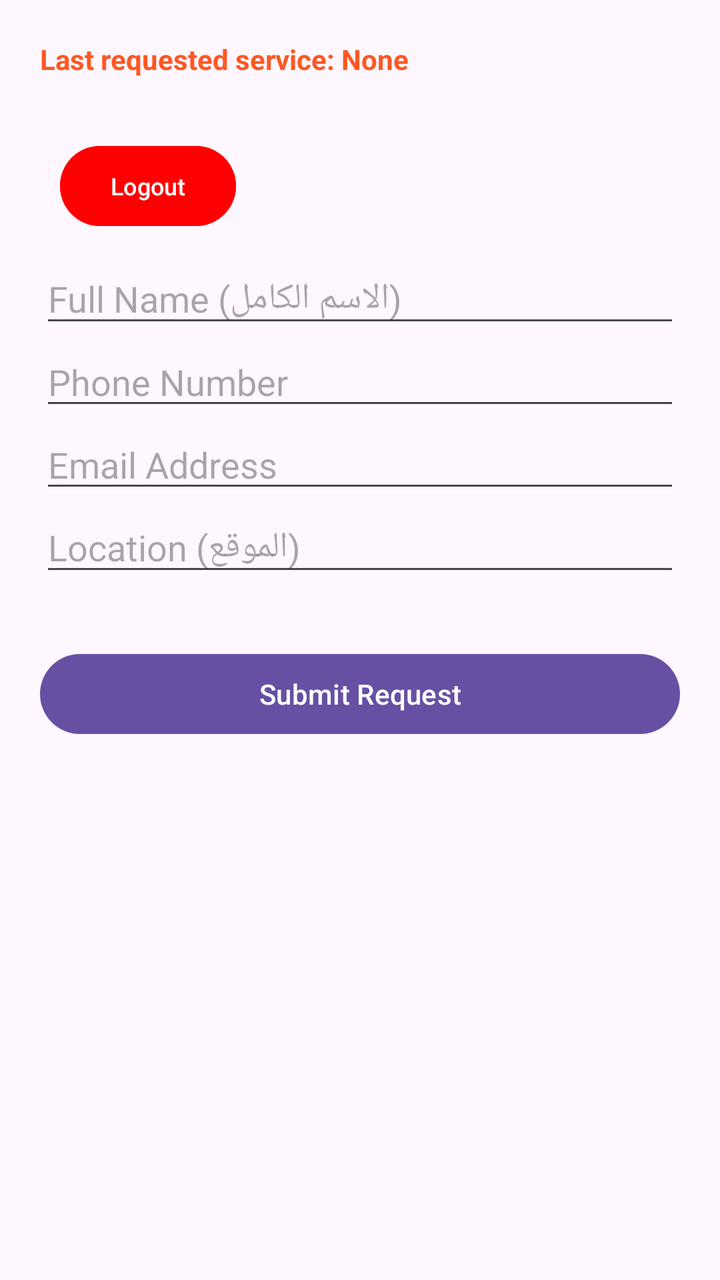
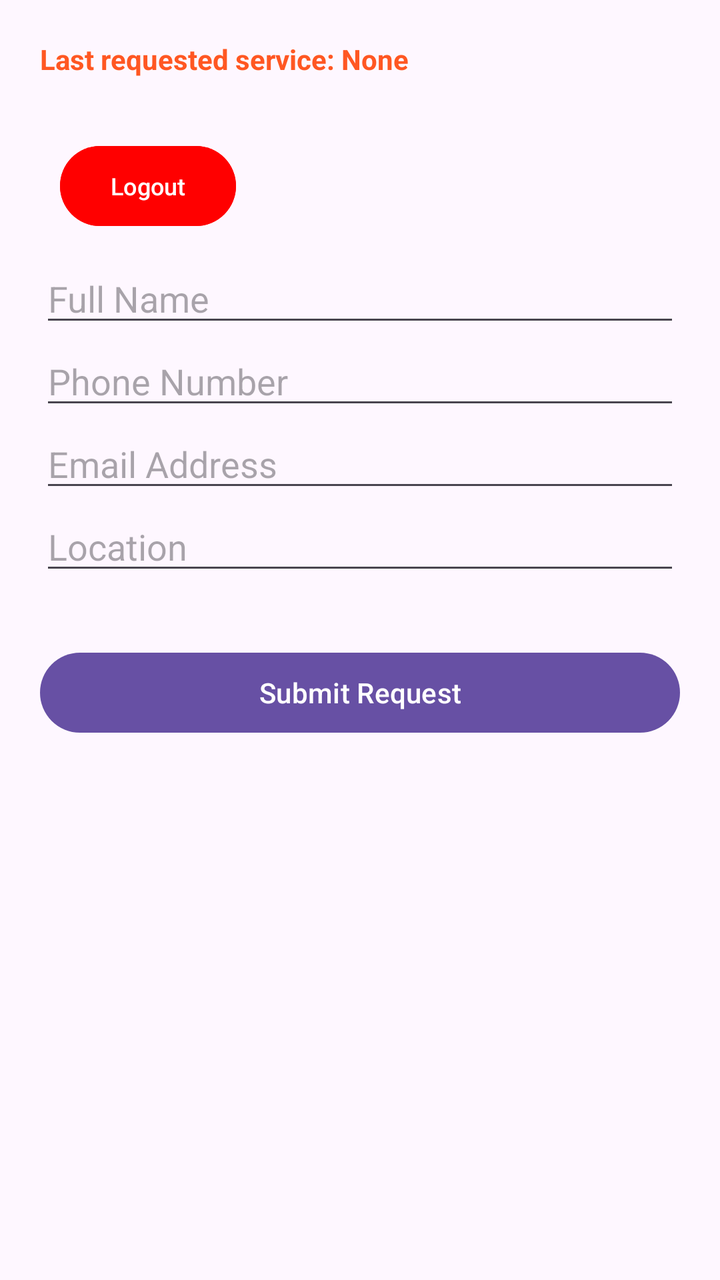

Compare the two renders of this Android layout. The source of the first and the diff that turns it into the second are given below.
<!-- AndroidManifest.xml: application theme Theme.KhadamatiApp -->
<!-- res/layout/activity_request_service.xml -->
<?xml version="1.0" encoding="utf-8"?>
<LinearLayout xmlns:android="http://schemas.android.com/apk/res/android"
    android:layout_width="match_parent"
    android:layout_height="match_parent"
    android:orientation="vertical"
    android:padding="20dp">

    <TextView
        android:id="@+id/tvLastService"
        android:layout_width="match_parent"
        android:layout_height="wrap_content"
        android:text="Last requested service: None"
        android:textColor="#FF5722"
        android:layout_marginBottom="20dp"
        android:textStyle="bold" />
    <Button
        android:id="@+id/btnLogout"
        android:layout_width="wrap_content"
        android:layout_height="wrap_content"
        android:text="Logout"
        android:backgroundTint="#FF0000"
        android:textColor="#FFFFFF"
        android:layout_alignParentTop="true"
        android:layout_alignParentEnd="true"
        android:layout_margin="10dp"
        android:textSize="12sp" />
    <EditText
        android:id="@+id/etName"
        android:layout_width="match_parent"
        android:layout_height="wrap_content"
        android:hint="Full Name (الاسم الكامل)"
        android:inputType="text" />

    <EditText
        android:id="@+id/etPhone"
        android:layout_width="match_parent"
        android:layout_height="wrap_content"
        android:hint="Phone Number"
        android:inputType="phone" />

    <EditText
        android:id="@+id/etEmail"
        android:layout_width="match_parent"
        android:layout_height="wrap_content"
        android:hint="Email Address"
        android:inputType="textEmailAddress" />

    <EditText
        android:id="@+id/etLocation"
        android:layout_width="match_parent"
        android:layout_height="wrap_content"
        android:hint="Location (الموقع)"
        android:inputType="text" />

    <Button
        android:id="@+id/btnSubmit"
        android:layout_width="match_parent"
        android:layout_height="wrap_content"
        android:layout_marginTop="30dp"
        android:text="Submit Request" />

</LinearLayout>
<!-- resources referenced by this layout -->
<resources>
  <style name="Theme.KhadamatiApp" parent="Base.Theme.KhadamatiApp" />
  <style name="Base.Theme.KhadamatiApp" parent="Theme.Material3.DayNight.NoActionBar">
          
          
      </style>
</resources>

<!-- the commit's change to res/layout/activity_request_service.xml (unified diff, before → after) -->
@@ -5,58 +5,67 @@
     android:orientation="vertical"
     android:padding="20dp">
 
+    
     <TextView
         android:id="@+id/tvLastService"
         android:layout_width="match_parent"
         android:layout_height="wrap_content"
-        android:text="Last requested service: None"
+        android:text="@string/last_requested_service_none"
         android:textColor="#FF5722"
         android:layout_marginBottom="20dp"
         android:textStyle="bold" />
+
+    
     <Button
         android:id="@+id/btnLogout"
         android:layout_width="wrap_content"
         android:layout_height="wrap_content"
-        android:text="Logout"
+        android:text="@string/logout"
         android:backgroundTint="#FF0000"
         android:textColor="#FFFFFF"
         android:layout_alignParentTop="true"
         android:layout_alignParentEnd="true"
         android:layout_margin="10dp"
         android:textSize="12sp" />
+
+    
     <EditText
         android:id="@+id/etName"
         android:layout_width="match_parent"
         android:layout_height="wrap_content"
-        android:hint="Full Name (الاسم الكامل)"
+        android:hint="@string/full_name"
         android:inputType="text" />
 
+    
     <EditText
         android:id="@+id/etPhone"
         android:layout_width="match_parent"
         android:layout_height="wrap_content"
-        android:hint="Phone Number"
+        android:hint="@string/phone_number"
         android:inputType="phone" />
 
+    
     <EditText
         android:id="@+id/etEmail"
         android:layout_width="match_parent"
         android:layout_height="wrap_content"
-        android:hint="Email Address"
+        android:hint="@string/email_address"
         android:inputType="textEmailAddress" />
 
+    
     <EditText
         android:id="@+id/etLocation"
         android:layout_width="match_parent"
         android:layout_height="wrap_content"
-        android:hint="Location (الموقع)"
+        android:hint="@string/location"
         android:inputType="text" />
 
+    
     <Button
         android:id="@+id/btnSubmit"
         android:layout_width="match_parent"
         android:layout_height="wrap_content"
         android:layout_marginTop="30dp"
-        android:text="Submit Request" />
+        android:text="@string/submit_request" />
 
 </LinearLayout>
<!-- resource entries referenced after the edit -->
@@ -1,5 +1,12 @@
 <!-- resources referenced by this layout -->
 <resources>
+  <string name="email_address">Email Address</string>
+  <string name="full_name">Full Name</string>
+  <string name="last_requested_service_none">Last requested service: None</string>
+  <string name="location">Location</string>
+  <string name="logout">Logout</string>
+  <string name="phone_number">Phone Number</string>
+  <string name="submit_request">Submit Request</string>
   <style name="Theme.KhadamatiApp" parent="Base.Theme.KhadamatiApp" />
   <style name="Base.Theme.KhadamatiApp" parent="Theme.Material3.DayNight.NoActionBar">
           
